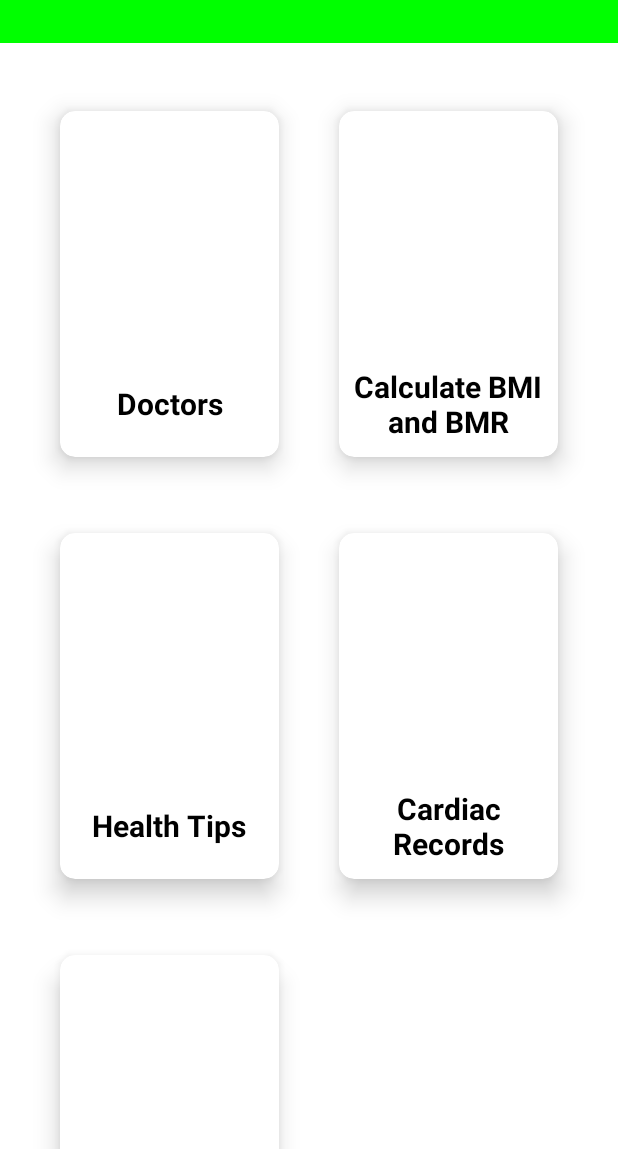
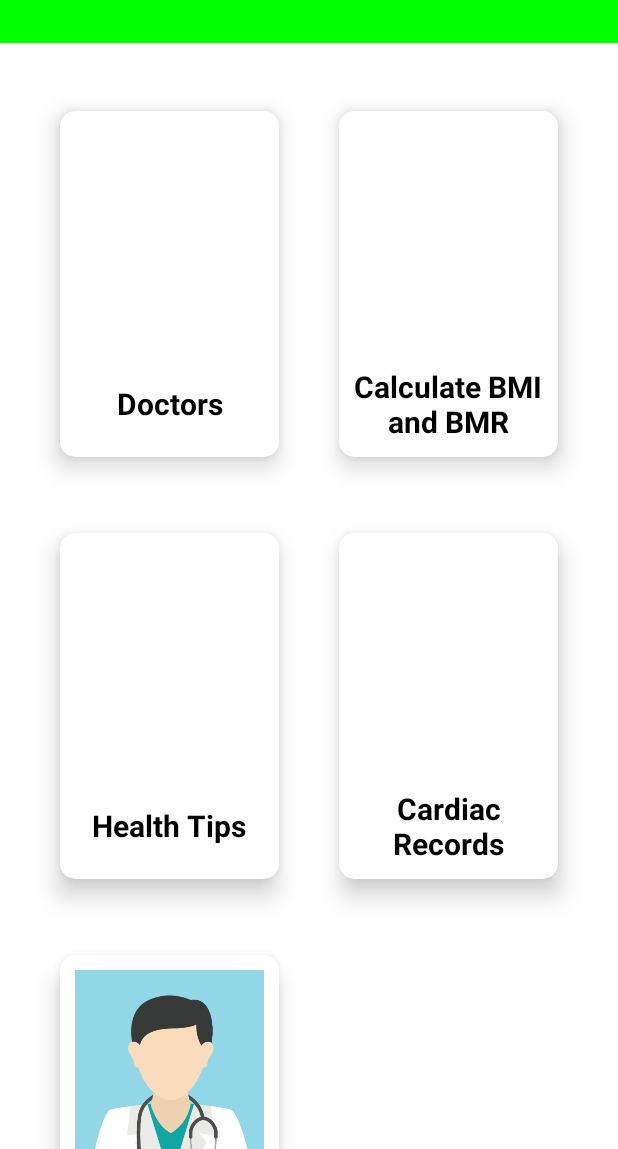
Before and after one commit to taut0logy/Panacea, an Android app: the screen it shows after launch once a user with an empty profile is signed in (HomeActivity), on a phone screen of 412 x 824 dp, the part 87-1236 px from its top. Run offline under Robolectric (Android 15) with nearby library versions, the phone set to English and light mode, and no system bars; our stand-ins replace Firebase (no records; nobody signed in at launch, a user with empty details on screens opened directly).

Commit message:
after adding photo

```diff
--- a/app/src/main/res/layout/activity_home.xml
+++ b/app/src/main/res/layout/activity_home.xml
@@ -199,12 +199,13 @@
                     <ImageView
                         android:layout_width="match_parent"
                         android:layout_height="150dp"
-                        android:scaleType="centerCrop" />
+                        android:scaleType="centerCrop"
+                        android:src="@drawable/doctor_male"/>
 
                     <TextView
                         android:layout_width="match_parent"
                         android:layout_height="wrap_content"
-                        android:text="Contact and Location"
+                        android:text="Hospitals"
                         android:lines="2"
                         android:textStyle="bold"
                         android:textSize="20sp"
```
Also changed, not shown: app/src/main/res/layout/activity_infoactivity.xml (+8 -4 lines), app/src/main/res/drawable/ch.png (added), app/src/main/res/drawable/kh.png (added), 2 other files.
